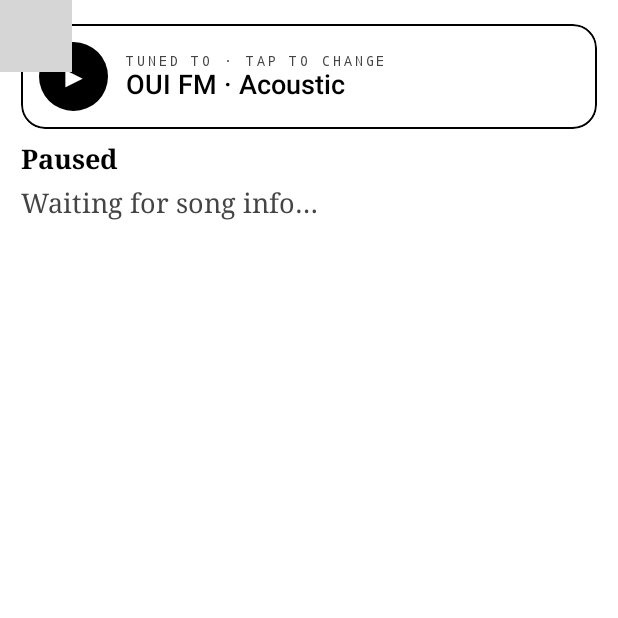
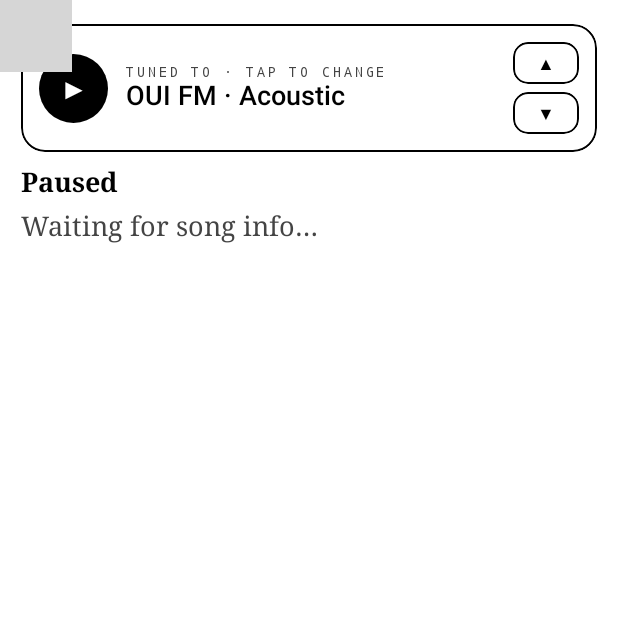
Before and after one commit to fedeloco00/NightDialRadio, an Android app built with Jetpack Compose: the screen it shows after launch (MainActivity), after a tap on "OUI FM · Acoustic", on a phone screen of 412 x 824 dp, the top half of it. Run offline under Robolectric (Android 15) with nearby library versions, the phone set to English and light mode, and no system bars; 9 statements that could not run were skipped; grey boxes are pictures that could not be loaded.

Commit message:
UI: roller page arrows, prev/next quick-tune arrows, centre tuned station
Co-Authored-By: Claude Opus 5.5 <noreply@anthropic.com>

```diff
--- a/app/src/main/java/com/nightdial/radio/MainActivity.kt
+++ b/app/src/main/java/com/nightdial/radio/MainActivity.kt
@@ -25,6 +25,13 @@ import androidx.compose.foundation.layout.size
 import androidx.compose.foundation.layout.width
 import androidx.compose.foundation.lazy.LazyColumn
 import androidx.compose.foundation.lazy.itemsIndexed
+import androidx.compose.foundation.gestures.animateScrollBy
+import androidx.compose.foundation.gestures.scrollBy
+import androidx.compose.foundation.layout.fillMaxHeight
+import androidx.compose.foundation.lazy.LazyListState
+import androidx.compose.foundation.lazy.rememberLazyListState
+import androidx.compose.runtime.withFrameNanos
+import androidx.compose.ui.unit.TextUnit
 import androidx.compose.foundation.rememberScrollState
 import androidx.compose.foundation.shape.CircleShape
 import androidx.compose.foundation.shape.RoundedCornerShape
@@ -110,6 +117,13 @@ fun RadioApp() {
     var manualHold by remember { mutableStateOf(false) }
     var query by remember { mutableStateOf("") }
     val scope = rememberCoroutineScope()
+    val listState = rememberLazyListState()
+    fun pageScroll(dir: Int) {
+        scope.launch {
+            val target = (listState.firstVisibleItemIndex + dir * 3).coerceIn(0, STATIONS.lastIndex)
+            listState.animateScrollToItem(target)
+        }
+    }
 
     DisposableEffect(controller) {
         val c = controller ?: return@DisposableEffect onDispose {}
@@ -166,11 +180,17 @@ fun RadioApp() {
                     letterSpacing = 2.sp
                 )
                 Spacer(Modifier.height(8.dp))
+                LaunchedEffect(Unit) {               // roller (re)opened: centre the tuned station
+                    withFrameNanos { }
+                    listState.centerOn(currentIndex)
+                }
+                Row(Modifier.fillMaxWidth().height(192.dp)) {
                 LazyColumn(
+                    state = listState,
                     verticalArrangement = Arrangement.spacedBy(6.dp),
                     contentPadding = PaddingValues(6.dp),
                     modifier = Modifier
-                        .fillMaxWidth()
+                        .weight(1f)
                         .height(192.dp)              // ~3 rows tall
                         .clip(RoundedCornerShape(16.dp))
                         .background(PANEL)
@@ -207,6 +227,12 @@ fun RadioApp() {
                             )
                         }
                     }
+                }
+                Spacer(Modifier.width(8.dp))
+                Column(Modifier.width(46.dp).fillMaxHeight(), verticalArrangement = Arrangement.spacedBy(8.dp)) {
+                    ArrowButton("▲", Modifier.fillMaxWidth().weight(1f)) { pageScroll(-1) }
+                    ArrowButton("▼", Modifier.fillMaxWidth().weight(1f)) { pageScroll(1) }
+                }
                 }
                 Spacer(Modifier.height(10.dp))
                 Row(verticalAlignment = Alignment.CenterVertically) {
@@ -281,6 +307,13 @@ fun RadioApp() {
                             overflow = TextOverflow.Ellipsis
                         )
                     }
+                    if (currentIndex >= 0) {
+                        Spacer(Modifier.width(8.dp))
+                        Column(verticalArrangement = Arrangement.spacedBy(5.dp)) {
+                            ArrowButton("▲", Modifier.size(width = 44.dp, height = 28.dp), enabled = currentIndex > 0, fontSize = 12.sp) { tune(currentIndex - 1) }
+                            ArrowButton("▼", Modifier.size(width = 44.dp, height = 28.dp), enabled = currentIndex < STATIONS.lastIndex, fontSize = 12.sp) { tune(currentIndex + 1) }
+                        }
+                    }
                 }
                 Spacer(Modifier.height(10.dp))
                 Row(verticalAlignment = Alignment.Bottom) {
@@ -331,3 +364,34 @@ fun RadioApp() {
         }
     }
 }
+
+@Composable
+private fun ArrowButton(
+    label: String,
+    modifier: Modifier,
+    enabled: Boolean = true,
+    fontSize: TextUnit = 16.sp,
+    onClick: () -> Unit
+) {
+    Box(
+        modifier
+            .clip(RoundedCornerShape(10.dp))
+            .background(PANEL)
+            .border(1.dp, LINE, RoundedCornerShape(10.dp))
+            .clickable(enabled = enabled, onClick = onClick),
+        contentAlignment = Alignment.Center
+    ) {
+        Text(label, color = if (enabled) AMBER else LINE, fontSize = fontSize)
+    }
+}
+
+/** Scroll so station [i] sits in the middle of the roller, neighbours above and below. */
+private suspend fun LazyListState.centerOn(i: Int, animate: Boolean = false) {
+    if (i < 0) return
+    if (layoutInfo.visibleItemsInfo.none { it.index == i }) scrollToItem(i)
+    val li = layoutInfo
+    val item = li.visibleItemsInfo.firstOrNull { it.index == i } ?: return
+    val mid = (li.viewportStartOffset + li.viewportEndOffset) / 2
+    val delta = (item.offset + item.size / 2 - mid).toFloat()
+    if (animate) animateScrollBy(delta) else scrollBy(delta)
+}
```
